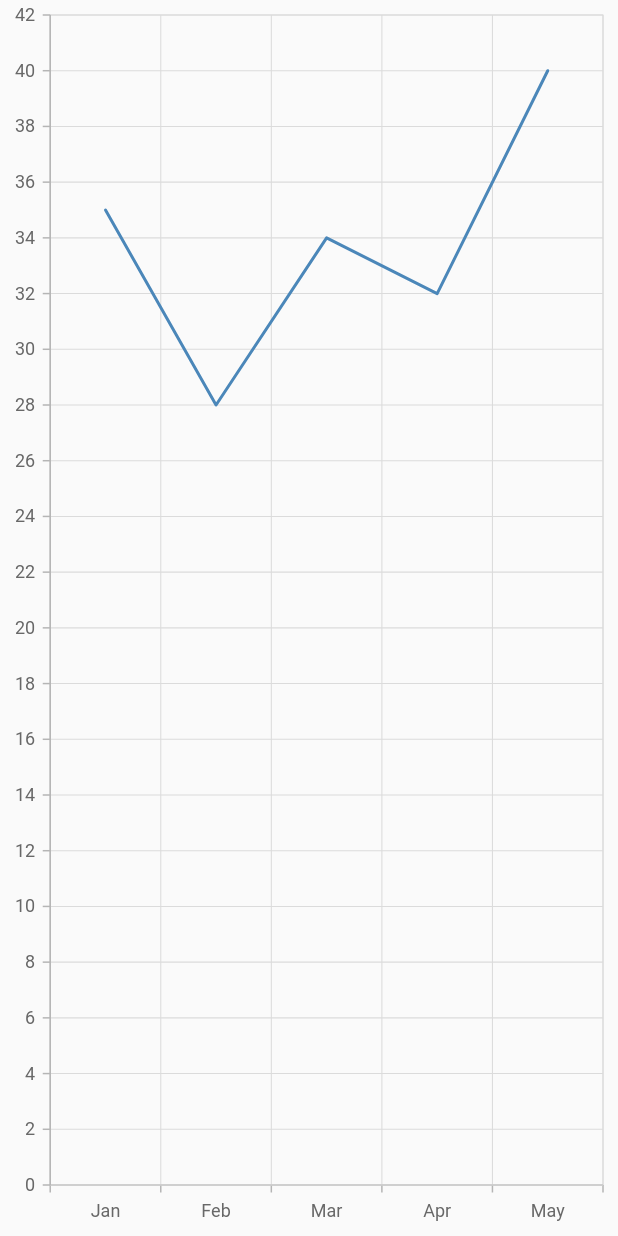
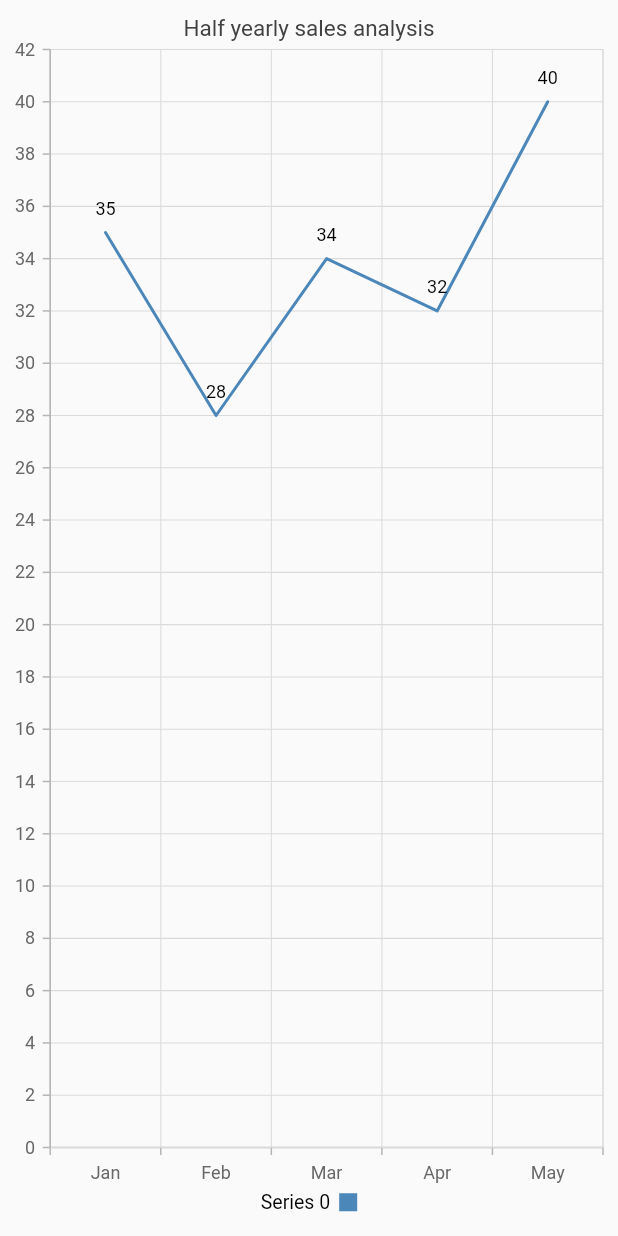
Before and after one commit to daviddSafeguard/flutter-tirgumim, a Flutter app: the ColumnChart widget shown alone on an empty page, opened directly, on a phone screen of 412 x 824 dp. Run offline on Flutter 3.47's test engine with Material 2 defaults, Android fonts, the phone set to English and light mode, and no system bars; our stand-ins replace image_picker, syncfusion_flutter_charts; missing offline and left inert: image_picker_for_web.

Commit message:
גרפים לא עובדים בעברית

```diff
--- a/lib/UI/serverDataTable/chart.dart
+++ b/lib/UI/serverDataTable/chart.dart
@@ -1,31 +1,69 @@
 import 'package:flutter/material.dart';
 import 'package:syncfusion_flutter_charts/charts.dart';
+
+// class SalesData {
+//   SalesData(this.year, this.sales, this.loss);
+//   final double year;
+//   final double sales;
+//   final double loss;
+// }
+class SalesData {
+  SalesData(this.year, this.sales); //,// this.loss);
+  final String year;
+  final double sales;
+  //final double loss;
+}
 
 class ColumnChart extends StatelessWidget {
   @override
   Widget build(BuildContext context) {
-    return Container(
-        child: SfCartesianChart(
-            // Initialize category axis
-            primaryXAxis: CategoryAxis(),
-            series: <LineSeries<SalesData, String>>[
-          LineSeries<SalesData, String>(
-              // Bind data source
-              dataSource: <SalesData>[
-                SalesData('Jan', 35),
-                SalesData('Feb', 28),
-                SalesData('Mar', 34),
-                SalesData('Apr', 32),
-                SalesData('May', 40)
-              ],
-              xValueMapper: (SalesData sales, _) => sales.year,
-              yValueMapper: (SalesData sales, _) => sales.sales)
-        ]));
+    // final List<SalesData> chartData = [
+    //   SalesData(2010, 35, 23),
+    //   SalesData(2011, 38, 49),
+    //   SalesData(2012, 34, 12),
+    //   SalesData(2013, 52, 33),
+    //   SalesData(2014, 200, 30),
+    // ];
+
+    return Directionality(
+        textDirection: TextDirection.rtl,
+        child: Center(
+            child: Container(
+                child: SfCartesianChart(
+                    primaryXAxis: CategoryAxis(),
+                    // Chart title
+                    title: ChartTitle(text: 'Half yearly sales analysis'),
+                    // Enable legend
+                    legend: Legend(isVisible: true),
+                    // Enable tooltip
+                    tooltipBehavior: TooltipBehavior(enable: true),
+                    series: <LineSeries<SalesData, String>>[
+              LineSeries<SalesData, String>(
+                  dataSource: <SalesData>[SalesData('Jan', 35), SalesData('Feb', 28), SalesData('Mar', 34), SalesData('Apr', 32), SalesData('May', 40)],
+                  xValueMapper: (SalesData sales, _) => sales.year,
+                  yValueMapper: (SalesData sales, _) => sales.sales,
+                  // Enable data label
+                  dataLabelSettings: DataLabelSettings(isVisible: true))
+            ]))));
+
+    // SfCartesianChart(
+    //         enableAxisAnimation: true,
+
+    //         // Columns will be rendered back to back
+    //         enableSideBySideSeriesPlacement: true,
+    //         series: <ChartSeries>[
+    //           ColumnSeries<SalesData, double>(
+    //             dataSource: chartData,
+    //             xValueMapper: (SalesData sales, _) => sales.year,
+    //             yValueMapper: (SalesData sales, _) => sales.sales,
+    //           ),
+    //           ColumnSeries<SalesData, double>(
+    //             opacity: 0.9,
+    //             width: 0.4,
+    //             dataSource: chartData,
+    //             xValueMapper: (SalesData sales, _) => sales.year,
+    //             yValueMapper: (SalesData sales, _) => sales.loss,
+    //           )
+    //         ]);
   }
 }
-
-class SalesData {
-  SalesData(this.year, this.sales);
-  final String year;
-  final double sales;
-}
```
Also changed, not shown: lib/UI/serverDataTable/paginatedDataTable.dart (+37 -87 lines).
